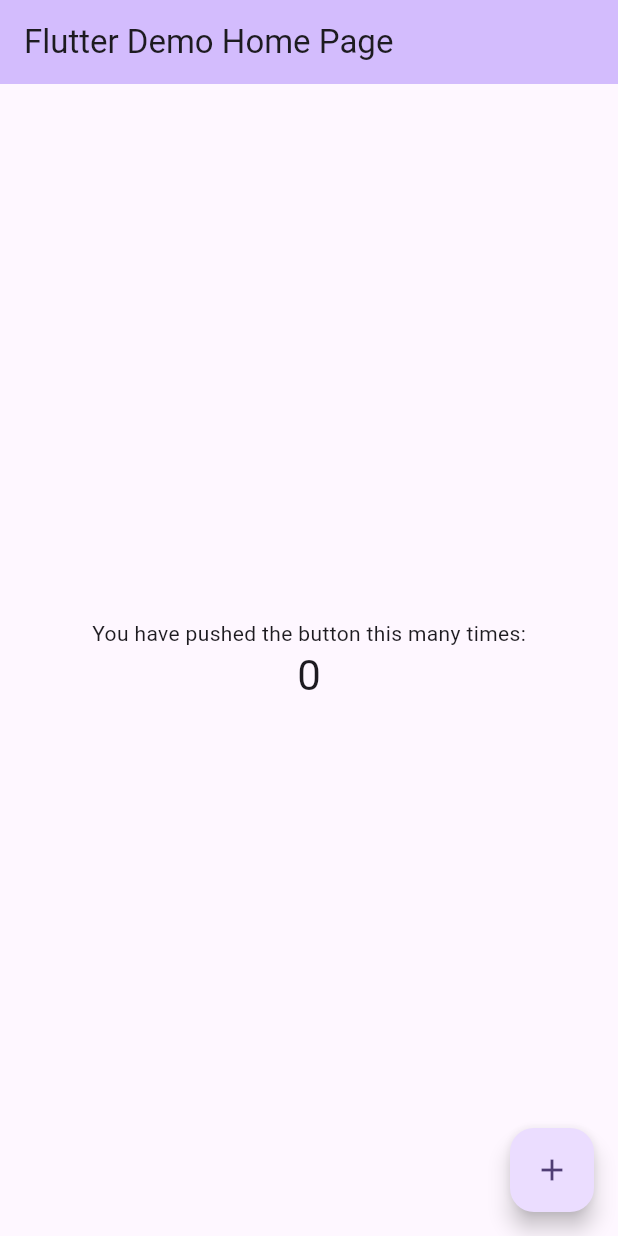
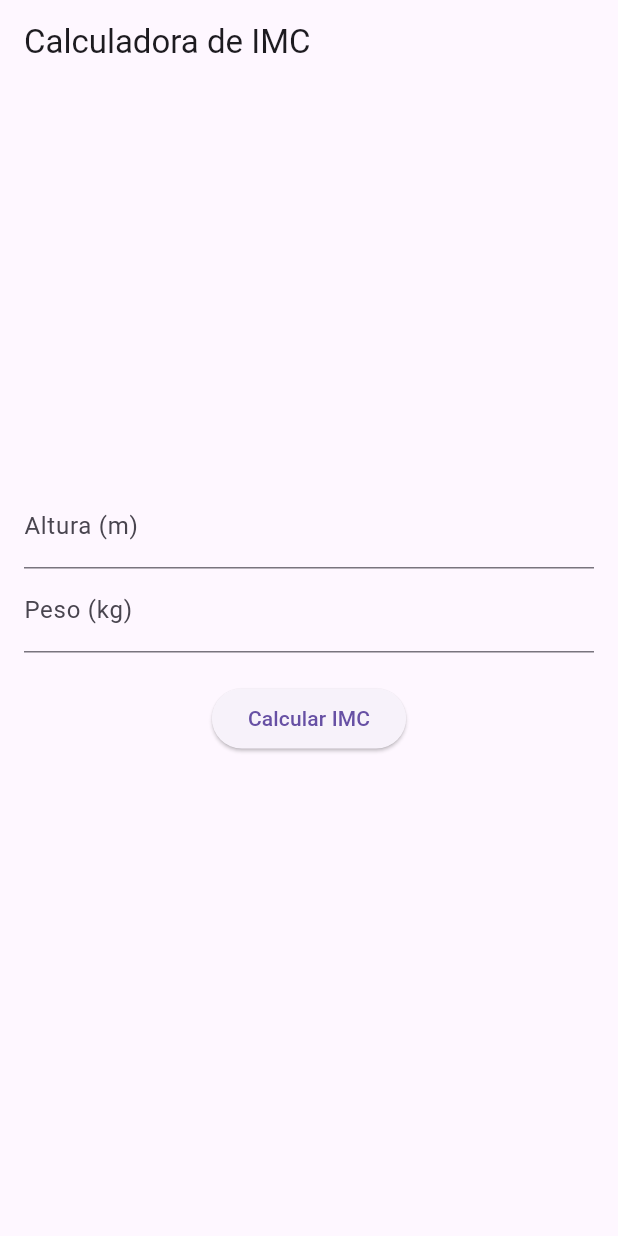
Before and after one commit to matheusedivaldo/calculadora_imc_flutter, a Flutter app: the screen it shows after launch, on a phone screen of 412 x 824 dp. Run offline on Flutter 3.47's test engine with Material 3 defaults, Android fonts, the phone set to English and light mode, and no system bars.

Commit message:
Implementa calculadora de IMC

```diff
--- a/calculadora_imc/lib/main.dart
+++ b/calculadora_imc/lib/main.dart
@@ -1,125 +1,82 @@
 import 'package:flutter/material.dart';
 
 void main() {
-  runApp(const MyApp());
+  runApp(MyApp());
 }
 
 class MyApp extends StatelessWidget {
-  const MyApp({super.key});
-
-  // This widget is the root of your application.
   @override
   Widget build(BuildContext context) {
     return MaterialApp(
-      title: 'Flutter Demo',
+      title: 'Calculadora de IMC',
       theme: ThemeData(
-        // This is the theme of your application.
-        //
-        // TRY THIS: Try running your application with "flutter run". You'll see
-        // the application has a purple toolbar. Then, without quitting the app,
-        // try changing the seedColor in the colorScheme below to Colors.green
-        // and then invoke "hot reload" (save your changes or press the "hot
-        // reload" button in a Flutter-supported IDE, or press "r" if you used
-        // the command line to start the app).
-        //
-        // Notice that the counter didn't reset back to zero; the application
-        // state is not lost during the reload. To reset the state, use hot
-        // restart instead.
-        //
-        // This works for code too, not just values: Most code changes can be
-        // tested with just a hot reload.
-        colorScheme: ColorScheme.fromSeed(seedColor: Colors.deepPurple),
-        useMaterial3: true,
+        primarySwatch: Colors.blue,
       ),
-      home: const MyHomePage(title: 'Flutter Demo Home Page'),
+      home: IMCCalculator(),
     );
   }
 }
 
-class MyHomePage extends StatefulWidget {
-  const MyHomePage({super.key, required this.title});
-
-  // This widget is the home page of your application. It is stateful, meaning
-  // that it has a State object (defined below) that contains fields that affect
-  // how it looks.
-
-  // This class is the configuration for the state. It holds the values (in this
-  // case the title) provided by the parent (in this case the App widget) and
-  // used by the build method of the State. Fields in a Widget subclass are
-  // always marked "final".
-
-  final String title;
-
+class IMCCalculator extends StatefulWidget {
   @override
-  State<MyHomePage> createState() => _MyHomePageState();
+  _IMCCalculatorState createState() => _IMCCalculatorState();
 }
 
-class _MyHomePageState extends State<MyHomePage> {
-  int _counter = 0;
+class _IMCCalculatorState extends State<IMCCalculator> {
+  final _heightController = TextEditingController();
+  final _weightController = TextEditingController();
+  String _result = "";
 
-  void _incrementCounter() {
-    setState(() {
-      // This call to setState tells the Flutter framework that something has
-      // changed in this State, which causes it to rerun the build method below
-      // so that the display can reflect the updated values. If we changed
-      // _counter without calling setState(), then the build method would not be
-      // called again, and so nothing would appear to happen.
-      _counter++;
-    });
+  void _calculateIMC() {
+    final height = double.tryParse(_heightController.text) ?? 0;
+    final weight = double.tryParse(_weightController.text) ?? 0;
+
+    if (height > 0 && weight > 0) {
+      final imc = weight / (height * height);
+      setState(() {
+        _result = "IMC: ${imc.toStringAsFixed(2)}";
+      });
+    } else {
+      setState(() {
+        _result = "Por favor, insira valores válidos.";
+      });
+    }
   }
 
   @override
   Widget build(BuildContext context) {
-    // This method is rerun every time setState is called, for instance as done
-    // by the _incrementCounter method above.
-    //
-    // The Flutter framework has been optimized to make rerunning build methods
-    // fast, so that you can just rebuild anything that needs updating rather
-    // than having to individually change instances of widgets.
     return Scaffold(
       appBar: AppBar(
-        // TRY THIS: Try changing the color here to a specific color (to
-        // Colors.amber, perhaps?) and trigger a hot reload to see the AppBar
-        // change color while the other colors stay the same.
-        backgroundColor: Theme.of(context).colorScheme.inversePrimary,
-        // Here we take the value from the MyHomePage object that was created by
-        // the App.build method, and use it to set our appbar title.
-        title: Text(widget.title),
+        title: Text('Calculadora de IMC'),
       ),
-      body: Center(
-        // Center is a layout widget. It takes a single child and positions it
-        // in the middle of the parent.
+      body: Padding(
+        padding: EdgeInsets.all(16.0),
         child: Column(
-          // Column is also a layout widget. It takes a list of children and
-          // arranges them vertically. By default, it sizes itself to fit its
-          // children horizontally, and tries to be as tall as its parent.
-          //
-          // Column has various properties to control how it sizes itself and
-          // how it positions its children. Here we use mainAxisAlignment to
-          // center the children vertically; the main axis here is the vertical
-          // axis because Columns are vertical (the cross axis would be
-          // horizontal).
-          //
-          // TRY THIS: Invoke "debug painting" (choose the "Toggle Debug Paint"
-          // action in the IDE, or press "p" in the console), to see the
-          // wireframe for each widget.
           mainAxisAlignment: MainAxisAlignment.center,
           children: <Widget>[
-            const Text(
-              'You have pushed the button this many times:',
+            TextField(
+              controller: _heightController,
+              decoration: InputDecoration(labelText: 'Altura (m)'),
+              keyboardType: TextInputType.number,
             ),
+            TextField(
+              controller: _weightController,
+              decoration: InputDecoration(labelText: 'Peso (kg)'),
+              keyboardType: TextInputType.number,
+            ),
+            SizedBox(height: 20),
+            ElevatedButton(
+              onPressed: _calculateIMC,
+              child: Text('Calcular IMC'),
+            ),
+            SizedBox(height: 20),
             Text(
-              '$_counter',
-              style: Theme.of(context).textTheme.headlineMedium,
+              _result,
+              style: TextStyle(fontSize: 24),
             ),
           ],
         ),
       ),
-      floatingActionButton: FloatingActionButton(
-        onPressed: _incrementCounter,
-        tooltip: 'Increment',
-        child: const Icon(Icons.add),
-      ), // This trailing comma makes auto-formatting nicer for build methods.
     );
   }
 }
```
